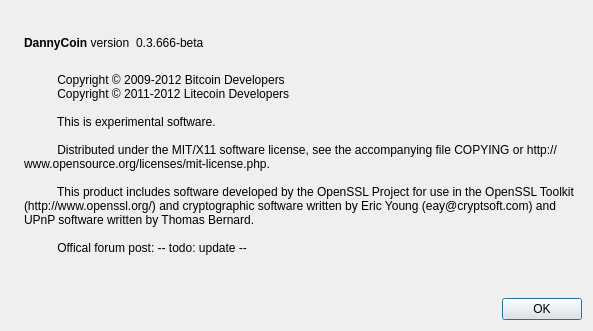
thaReal/DannyCoin, file src/qt/forms/aboutdialog.ui: the form before one commit.
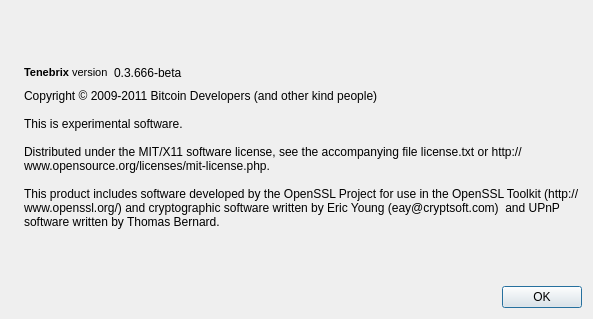
The form after the commit. Icons and pictures are not drawn.

Commit message: Using Tenebrix w/ Sacarlson-mod to (eventually) hash genesis block

Patch:
```diff
--- a/src/qt/forms/aboutdialog.ui
+++ b/src/qt/forms/aboutdialog.ui
@@ -7,7 +7,7 @@
     <x>0</x>
     <y>0</y>
     <width>593</width>
-    <height>331</height>
+    <height>319</height>
    </rect>
   </property>
   <property name="windowTitle">
@@ -22,6 +22,9 @@
        <verstretch>0</verstretch>
       </sizepolicy>
      </property>
+     <property name="text">
+      <string/>
+     </property>
      <property name="pixmap">
       <pixmap resource="../bitcoin.qrc">:/images/about</pixmap>
      </property>
@@ -50,10 +53,11 @@
           <cursorShape>IBeamCursor</cursorShape>
          </property>
          <property name="text">
-          <string>&lt;b&gt;DannyCoin&lt;/b&gt; version</string>
-         </property>
-         <property name="textInteractionFlags">
-          <set>Qt::LinksAccessibleByMouse|Qt::TextSelectableByKeyboard|Qt::TextSelectableByMouse</set>
+          <string>&lt;!DOCTYPE HTML PUBLIC &quot;-//W3C//DTD HTML 4.0//EN&quot; &quot;http://www.w3.org/TR/REC-html40/strict.dtd&quot;&gt;
+&lt;html&gt;&lt;head&gt;&lt;meta name=&quot;qrichtext&quot; content=&quot;1&quot; /&gt;&lt;style type=&quot;text/css&quot;&gt;
+p, li { white-space: pre-wrap; }
+&lt;/style&gt;&lt;/head&gt;&lt;body style=&quot; font-family:'MS Shell Dlg 2'; font-size:8.25pt; font-weight:400; font-style:normal;&quot;&gt;
+&lt;p style=&quot; margin-top:0px; margin-bottom:0px; margin-left:0px; margin-right:0px; -qt-block-indent:0; text-indent:0px;&quot;&gt;&lt;span style=&quot; font-weight:600;&quot;&gt;Tenebrix&lt;/span&gt; version&lt;/p&gt;&lt;/body&gt;&lt;/html&gt;</string>
          </property>
         </widget>
        </item>
@@ -94,18 +98,13 @@
         <cursorShape>IBeamCursor</cursorShape>
        </property>
        <property name="text">
-        <string>
-          Copyright © 2009-2012 Bitcoin Developers
-          Copyright © 2011-2012 Litecoin Developers
+        <string>Copyright © 2009-2011 Bitcoin Developers (and other kind people)
 
-          This is experimental software.
+This is experimental software.
 
-          Distributed under the MIT/X11 software license, see the accompanying file COPYING or http://www.opensource.org/licenses/mit-license.php.
+Distributed under the MIT/X11 software license, see the accompanying file license.txt or http://www.opensource.org/licenses/mit-license.php.
 
-          This product includes software developed by the OpenSSL Project for use in the OpenSSL Toolkit (http://www.openssl.org/) and cryptographic software written by Eric Young (eay@cryptsoft.com) and UPnP software written by Thomas Bernard.
-
-          Offical forum post: -- todo: update --
-        </string>
+This product includes software developed by the OpenSSL Project for use in the OpenSSL Toolkit (http://www.openssl.org/) and cryptographic software written by Eric Young (eay@cryptsoft.com)  and UPnP software written by Thomas Bernard.</string>
        </property>
        <property name="wordWrap">
         <bool>true</bool>
```
Left out of the diff: 19 changed lines with no effect on the pictures. The commit also changes 128 other files.
